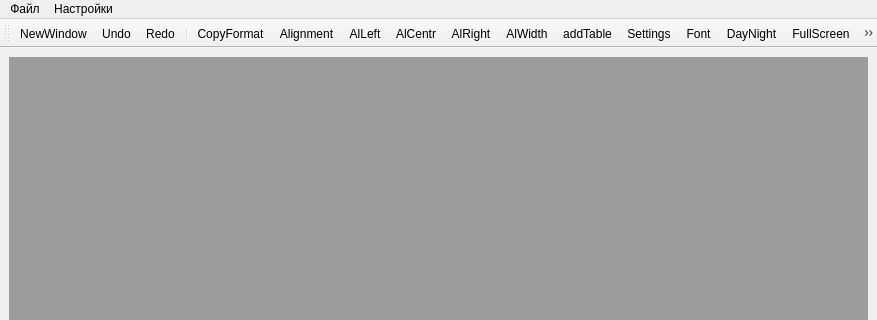
This is MyTextEditor/mainwindow.ui in Mr-Morgan/Qt as Qt 5 draws it before an edit; both pictures show x 0 to 877 and y 0 to 320 of the 877 by 662 pixel window. The edited form follows.
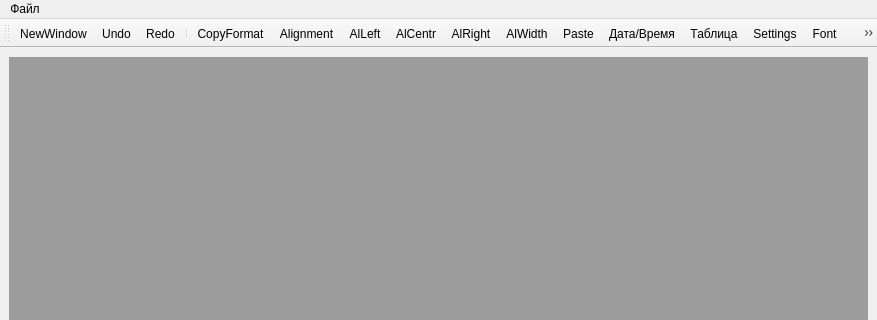
This is the edited form. Icons and pictures are not drawn.

```diff
--- a/MyTextEditor/mainwindow.ui
+++ b/MyTextEditor/mainwindow.ui
@@ -74,15 +74,7 @@
     <addaction name="save"/>
     <addaction name="actionPrint"/>
    </widget>
-   <widget class="QMenu" name="settings">
-    <property name="title">
-     <string>Настройки</string>
-    </property>
-    <addaction name="actionDayNight"/>
-    <addaction name="actionFont"/>
-   </widget>
    <addaction name="file"/>
-   <addaction name="settings"/>
   </widget>
   <widget class="QStatusBar" name="statusbar"/>
   <widget class="QToolBar" name="toolBar">
@@ -111,6 +103,8 @@
    <addaction name="actionAlCentr"/>
    <addaction name="actionAlRight"/>
    <addaction name="actionAlWidth"/>
+   <addaction name="actionPaste"/>
+   <addaction name="actionDateTime"/>
    <addaction name="actionaddTable"/>
    <addaction name="actionSettings"/>
    <addaction name="actionFont"/>
@@ -288,7 +282,7 @@
      <normaloff>:/icons/icons/table.png</normaloff>:/icons/icons/table.png</iconset>
    </property>
    <property name="text">
-    <string>addTable</string>
+    <string>Таблица</string>
    </property>
    <property name="toolTip">
     <string>Вставить таблицу</string>
@@ -384,6 +378,30 @@
     <string>По ширине</string>
    </property>
   </action>
+  <action name="actionDateTime">
+   <property name="icon">
+    <iconset resource="resources.qrc">
+     <normaloff>:/icons/icons/dateTime.png</normaloff>:/icons/icons/dateTime.png</iconset>
+   </property>
+   <property name="text">
+    <string>Дата/Время</string>
+   </property>
+  </action>
+  <action name="actionPaste">
+   <property name="checkable">
+    <bool>true</bool>
+   </property>
+   <property name="icon">
+    <iconset resource="resources.qrc">
+     <normaloff>:/icons/icons/paste.png</normaloff>:/icons/icons/paste.png</iconset>
+   </property>
+   <property name="text">
+    <string>Paste</string>
+   </property>
+   <property name="toolTip">
+    <string>Вставить</string>
+   </property>
+  </action>
  </widget>
  <resources>
   <include location="resources.qrc"/>
```
Left out of the diff: 2 changed lines with no effect on the pictures.
